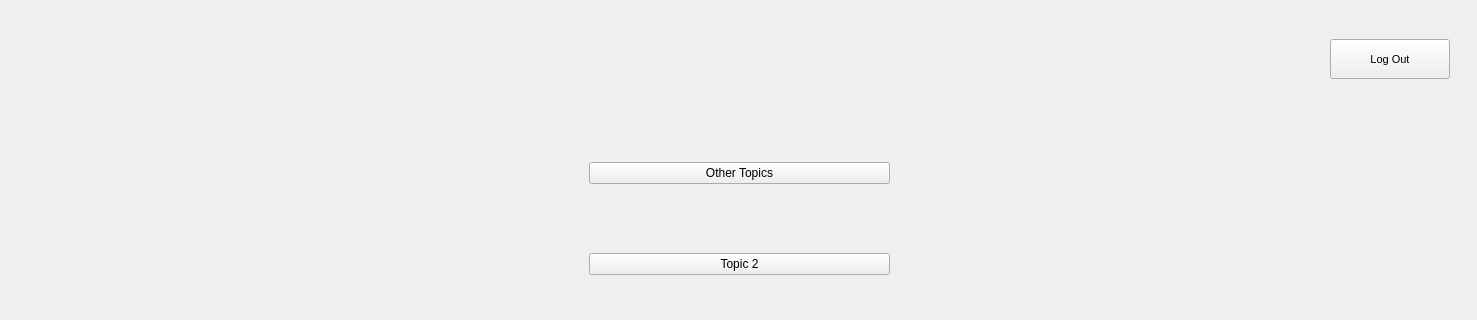
Old version of the form ForumClient/mainwindow.ui in the repository AndreiPascu180/OOP_Forum; both pictures show x 0 to 1477 and y 0 to 320 of the 1477 by 754 pixel window.
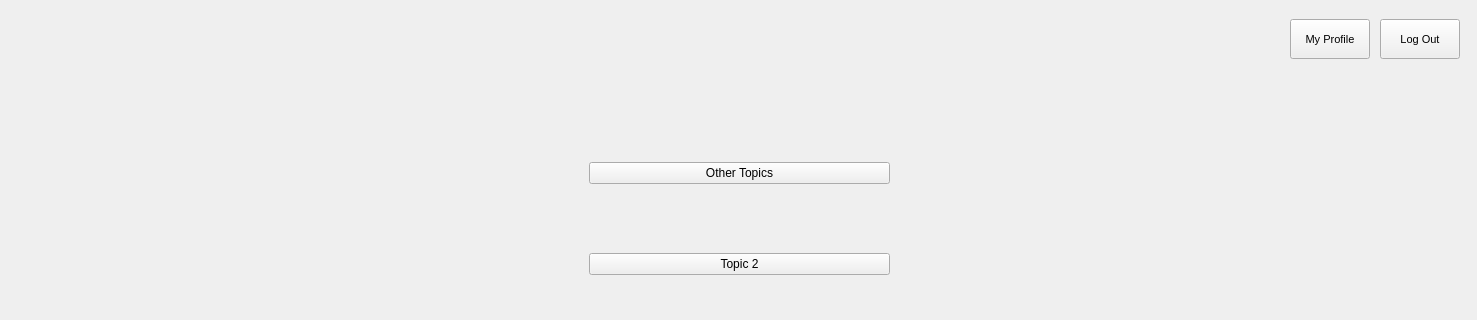
New version of the form. The open tabs and pages were chosen to show the change.

What changed in the file:
```diff
--- a/ForumClient/mainwindow.ui
+++ b/ForumClient/mainwindow.ui
@@ -411,8 +411,8 @@
        <widget class="QWidget" name="layoutWidget_2">
         <property name="geometry">
          <rect>
-          <x>60</x>
-          <y>20</y>
+          <x>70</x>
+          <y>0</y>
           <width>1381</width>
           <height>61</height>
          </rect>
@@ -434,17 +434,41 @@
            </property>
           </spacer>
          </item>
+         <item>
+          <widget class="QPushButton" name="MyProfileButtonFromTopics">
+           <property name="minimumSize">
+            <size>
+             <width>80</width>
+             <height>40</height>
+            </size>
+           </property>
+           <property name="maximumSize">
+            <size>
+             <width>80</width>
+             <height>40</height>
+            </size>
+           </property>
+           <property name="font">
+            <font>
+             <pointsize>8</pointsize>
+            </font>
+           </property>
+           <property name="text">
+            <string>My Profile</string>
+           </property>
+          </widget>
+         </item>
          <item>
           <widget class="QPushButton" name="LogOutButtonFromTopics">
            <property name="minimumSize">
             <size>
-             <width>120</width>
+             <width>80</width>
              <height>40</height>
             </size>
            </property>
            <property name="maximumSize">
             <size>
-             <width>120</width>
+             <width>80</width>
              <height>40</height>
             </size>
            </property>
```
Left out of the diff: 4 changed lines with no effect on the pictures.
